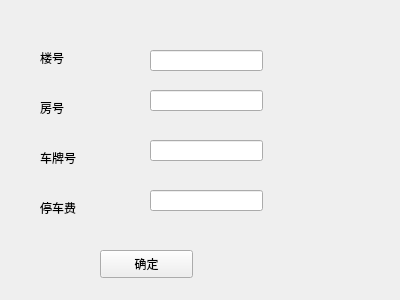
Old version of the form UI/register_ui/register_parking_space.ui in the repository JJLee7447/property_management_system.
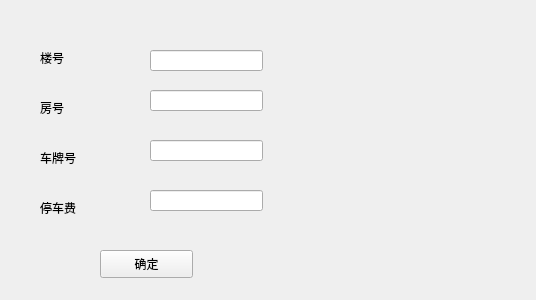
New version of the form.

Diff of the .ui file:
```diff
--- a/UI/register_ui/register_parking_space.ui
+++ b/UI/register_ui/register_parking_space.ui
@@ -6,7 +6,7 @@
    <rect>
     <x>0</x>
     <y>0</y>
-    <width>400</width>
+    <width>536</width>
     <height>300</height>
    </rect>
   </property>
```
Left out of the diff: 2 changed lines with no effect on the pictures.
